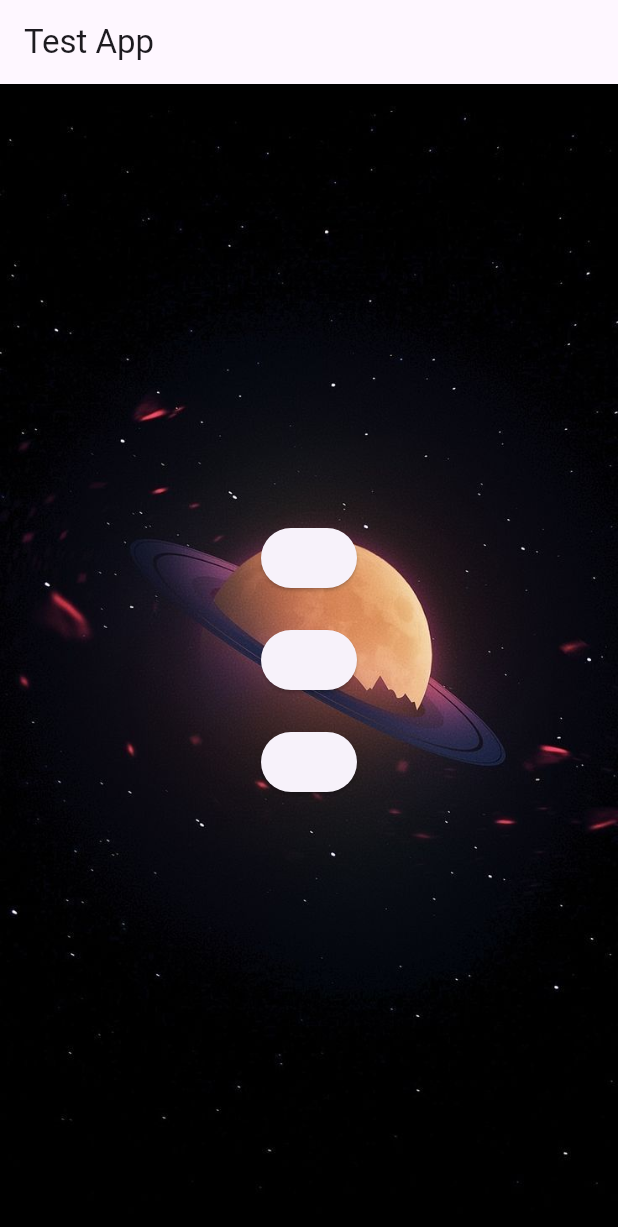
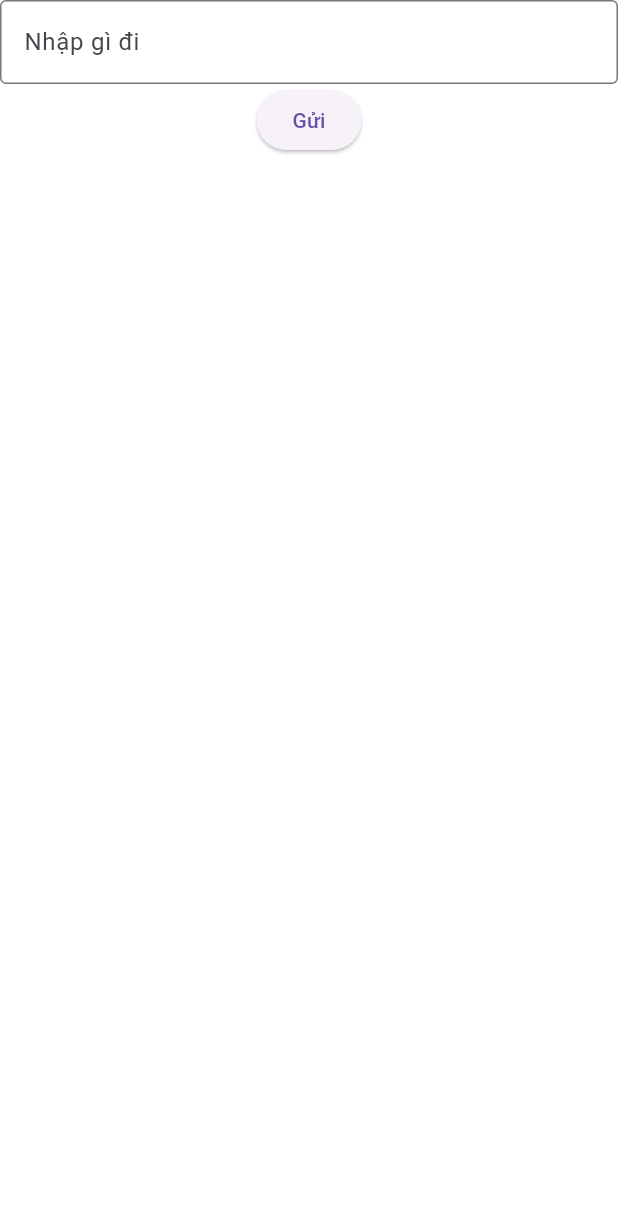
Before and after one commit to tuankietsieucapvippro/done, a Flutter app: the screen it shows after launch, on a phone screen of 412 x 824 dp. Shown: the top 1227 px of the screen. Run offline on Flutter 3.47's test engine with Material 3 defaults, Android fonts, the phone set to English and light mode, and no system bars.

Commit message:
Update main.dart

```diff
--- a/lib/main.dart
+++ b/lib/main.dart
@@ -11,7 +11,49 @@ class MyApp extends StatelessWidget {
   Widget build(BuildContext context) {
     return MaterialApp(
       debugShowCheckedModeBanner: false, // Tắt banner debug
-      home: InputPage(), // Trang đầu tiên
+      home: PasswordInput(), // Trang đầu tiên
+    );
+  }
+}
+
+class PasswordInput extends StatefulWidget {
+  @override
+  _PasswordInputState createState() => _PasswordInputState();
+}
+
+class _PasswordInputState extends State<PasswordInput> {
+  final TextEditingController _controller = TextEditingController();
+  String storedPassword = 'yourPassword';
+
+  void checkPassword() {
+    if (_controller.text == storedPassword) {
+      Navigator.push(
+        context,
+        MaterialPageRoute(builder: (context) => InputPage()),
+      );
+    } else {
+      // Sai
+      _controller.clear();
+    }
+  }
+
+  @override
+  Widget build(BuildContext context) {
+    return Column(
+      children: [
+        TextField(
+          controller: _controller,
+          obscureText: true,
+          decoration: InputDecoration(
+            labelText: 'Nhập gì đi',
+            border: OutlineInputBorder(),
+          ),
+        ),
+        ElevatedButton(
+          onPressed: checkPassword,
+          child: Text('Gửi'),
+        ),
+      ],
     );
   }
 }
@@ -40,7 +82,7 @@ class InputPage extends StatelessWidget {
                 // Nút 1: Hiển thị ảnh 1
                 ElevatedButton(
                   onPressed: () {
-                    Navigator.push(
+                    Navigator.pushReplacement(
                       context,
                       MaterialPageRoute(
                         builder: (context) => DisplayPage(
@@ -55,7 +97,7 @@ class InputPage extends StatelessWidget {
                 // Nút 2: Hiển thị ảnh 2
                 ElevatedButton(
                   onPressed: () {
-                    Navigator.push(
+                    Navigator.pushReplacement(
                       context,
                       MaterialPageRoute(
                         builder: (context) => DisplayPage(
@@ -70,7 +112,7 @@ class InputPage extends StatelessWidget {
                 // Nút 3: Hiển thị ảnh 3
                 ElevatedButton(
                   onPressed: () {
-                    Navigator.push(
+                    Navigator.pushReplacement(
                       context,
                       MaterialPageRoute(
                         builder: (context) => DisplayPage(
@@ -118,7 +160,7 @@ class DisplayPage extends StatelessWidget {
             child: Text(
               formattedTime, // Thời gian hiện tại
               style: const TextStyle(
-                fontSize: 40,
+                fontSize: 13,
                 fontWeight: FontWeight.bold,
                 color: Color (0xFF646464),
 
```
